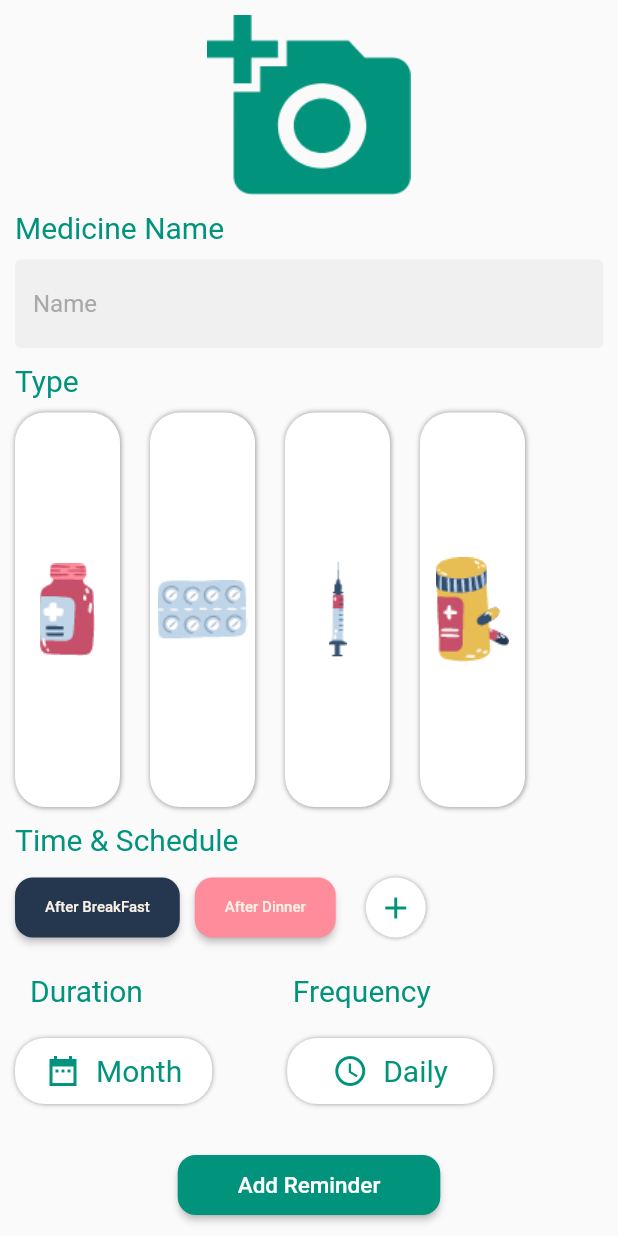
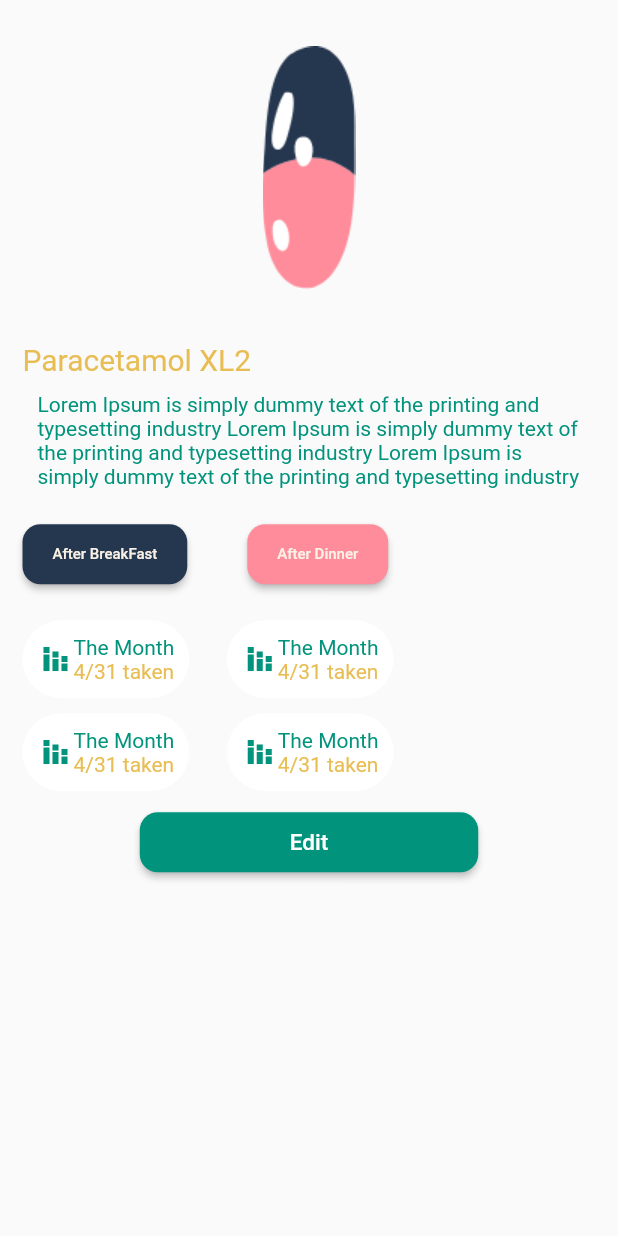
Before and after one commit to michaelemad98/medicine-reminder-, a Flutter app: the screen it shows after launch, on a phone screen of 412 x 824 dp. Run offline on Flutter 3.47's test engine with Material 2 defaults, Android fonts, the phone set to English and light mode, and no system bars.

Commit message:
finish Edit screen

```diff
--- a/lib/constants/colors.dart
+++ b/lib/constants/colors.dart
@@ -7,4 +7,5 @@ class AppColors {
    static const Color greyColor = Color(0xFEAAA9A9);
    static const Color darkBlueColor = Color(0xFF25364F);
    static const Color pinkColor = Color(0xFFFF8C9B);
+   static const Color orangeColor = Color(0xFFE8BD54);
 }
--- a/lib/main.dart
+++ b/lib/main.dart
@@ -1,5 +1,5 @@
 import 'package:flutter/material.dart';
-import 'package:medcinerminder/ui/add_medicine_Screen.dart';
+import 'package:medcinerminder/ui/editPageScrean.dart';
 
 void main() {
   runApp(MyApp());
@@ -15,7 +15,7 @@ class MyApp extends StatelessWidget {
       theme: ThemeData(
         primarySwatch: Colors.blue,
       ),
-      home:AddMedicine(),
+      home:EditMedicine(),
     );
   }
 }
--- a/lib/ui/editPageScrean.dart
+++ b/lib/ui/editPageScrean.dart
@@ -0,0 +1,168 @@
+import 'package:flutter/material.dart';
+import 'package:medcinerminder/components/reusable/elevetedbutton.dart';
+import 'package:medcinerminder/constants/colors.dart';
+
+class EditMedicine extends StatelessWidget {
+  const EditMedicine({Key? key}) : super(key: key);
+
+  @override
+  Widget build(BuildContext context) {
+    return Scaffold(
+      body: SafeArea(
+        child: Padding(
+          padding: const EdgeInsets.all(15.0),
+          child: Column(
+            children: [
+              Expanded(
+                flex: 1,
+                child: Container(
+                  decoration: BoxDecoration(
+                    image: DecorationImage(
+                        image: AssetImage('images/capsula.png')),
+                  ),
+                ),
+              ),
+              const SizedBox(
+                height: 20,
+              ),
+              Expanded(
+                  flex: 3,
+                  child: Container(
+                    width: double.infinity,
+                    child: Column(
+                      crossAxisAlignment: CrossAxisAlignment.start,
+                      children: [
+                        Text(
+                          'Paracetamol XL2',
+                          style: TextStyle(
+                              fontSize: 20, color: AppColors.orangeColor),
+                        ),
+                        Container(
+                          padding: EdgeInsets.all(10),
+                          child: Text(
+                            'Lorem Ipsum is simply dummy text of the printing and typesetting industry Lorem Ipsum is simply dummy text of the printing and typesetting industry Lorem Ipsum is simply dummy text of the printing and typesetting industry',
+                            style: TextStyle(color: AppColors.defaultColor),
+                          ),
+                        ),
+                        const SizedBox(
+                          height: 10,
+                        ),
+                        Row(
+                          children: [
+                            DefaultElevatedButton(
+                              minimumSizeY: 40,
+                              minimumSizeX: 30,
+                              paddingHorizontal: 20,
+                              primary: AppColors.darkBlueColor,
+                              onPressed: () {},
+                              text: 'After BreakFast',
+                              onPrimary: AppColors.accentColor,
+                              fontSize: 10,
+                            ),
+                            const SizedBox(
+                              width: 40,
+                            ),
+                            DefaultElevatedButton(
+                              minimumSizeY: 40,
+                              minimumSizeX: 30,
+                              paddingHorizontal: 20,
+                              primary: AppColors.pinkColor,
+                              onPressed: () {},
+                              text: 'After Dinner',
+                              onPrimary: AppColors.accentColor,
+                              fontSize: 10,
+                            ),
+                          ],
+                        ),
+                        const SizedBox(
+                          height: 20,
+                        ),
+                        Row(
+                          children: [
+                            Container(
+                              padding: EdgeInsets.all(10),
+                              child: Row(children: [
+                                Icon(Icons.stacked_bar_chart,color: AppColors.defaultColor,),
+                                Column(
+                                  children: [
+                                    Text('The Month',style: TextStyle(color: AppColors.defaultColor)),
+                                    Text('4/31 taken',style: TextStyle(color: AppColors.orangeColor)),
+                                  ],
+                                ),
+                              ],),
+                              decoration: BoxDecoration(
+                                color: AppColors.whiteColor,
+                                borderRadius: BorderRadius.circular(30),
+                              ),
+                            ),
+                            SizedBox(width: 25,),
+                            Container(
+                              padding: EdgeInsets.all(10),
+                              child: Row(children: [
+                                Icon(Icons.stacked_bar_chart,color: AppColors.defaultColor,),
+                                Column(
+                                  children: [
+                                    Text('The Month',style: TextStyle(color: AppColors.defaultColor)),
+                                    Text('4/31 taken',style: TextStyle(color: AppColors.orangeColor)),
+                                  ],
+                                ),
+                              ],),
+                              decoration: BoxDecoration(
+                                color: AppColors.whiteColor,
+                                borderRadius: BorderRadius.circular(30),
+                              ),
+                            ),
+                          ],
+                        ),
+                        const SizedBox(
+                          height: 10,
+                        ),
+                        Row(
+                          children: [
+                            Container(
+                              padding: EdgeInsets.all(10),
+                              child: Row(children: [
+                                Icon(Icons.stacked_bar_chart,color: AppColors.defaultColor,),
+                                Column(
+                                  children: [
+                                    Text('The Month',style: TextStyle(color: AppColors.defaultColor)),
+                                    Text('4/31 taken',style: TextStyle(color: AppColors.orangeColor)),
+                                  ],
+                                ),
+                              ],),
+                              decoration: BoxDecoration(
+                                color: AppColors.whiteColor,
+                                borderRadius: BorderRadius.circular(30),
+                              ),
+                            ),
+                            SizedBox(width: 25,),
+                            Container(
+                              padding: EdgeInsets.all(10),
+                              child: Row(children: [
+                                Icon(Icons.stacked_bar_chart,color: AppColors.defaultColor,),
+                                Column(
+                                  children: [
+                                    Text('The Month',style: TextStyle(color: AppColors.defaultColor)),
+                                    Text('4/31 taken',style: TextStyle(color: AppColors.orangeColor)),
+                                  ],
+                                ),
+                              ],),
+                              decoration: BoxDecoration(
+                                color: AppColors.whiteColor,
+                                borderRadius: BorderRadius.circular(30),
+                              ),
+                            ),
+                          ],
+                        ),
+                        SizedBox(height: 10,),
+                        Center(child: DefaultElevatedButton(onPressed: (){},onPrimary: AppColors.whiteColor,primary: AppColors.defaultColor,paddingHorizontal: 100,minimumSizeX: 50,minimumSizeY: 40,text: 'Edit',fontSize: 15,)),
+                      ],
+                    ),
+                  )),
+            ],
+          ),
+        ),
+      ),
+    );
+  }
+}
```
Also changed, not shown: images/capsula.png (added).
